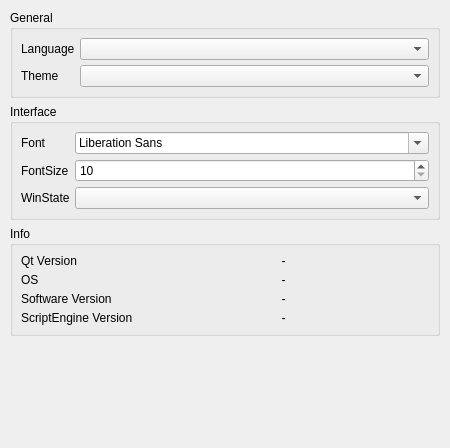
Before: the Qt Designer form src/settings/generalsettingdialog.ui in Wing-summer/WingHexExplorer2, drawn with Qt 5.
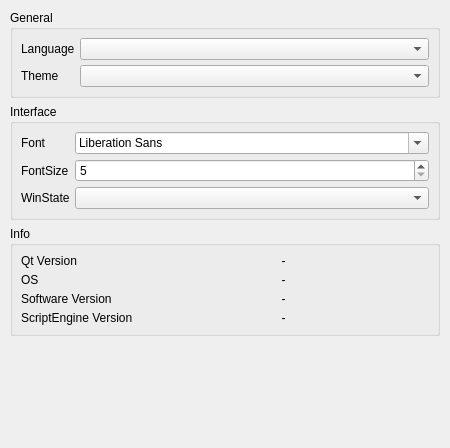
After: the same form once the commit is applied.

Patch:
```diff
--- a/src/settings/generalsettingdialog.ui
+++ b/src/settings/generalsettingdialog.ui
@@ -129,10 +129,10 @@
       <item row="1" column="1">
        <widget class="QSpinBox" name="sbFontSize">
         <property name="minimum">
-         <number>10</number>
+         <number>5</number>
         </property>
         <property name="maximum">
-         <number>50</number>
+         <number>25</number>
         </property>
        </widget>
       </item>
```
Left out of the diff: 10 changed lines with no effect on the pictures.
